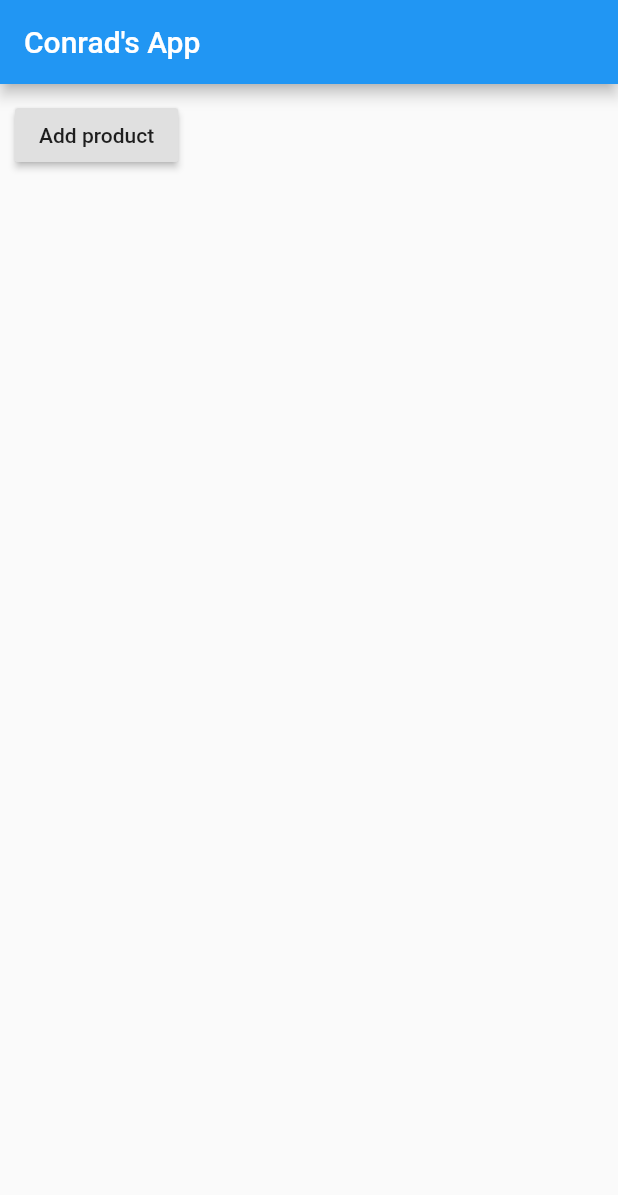
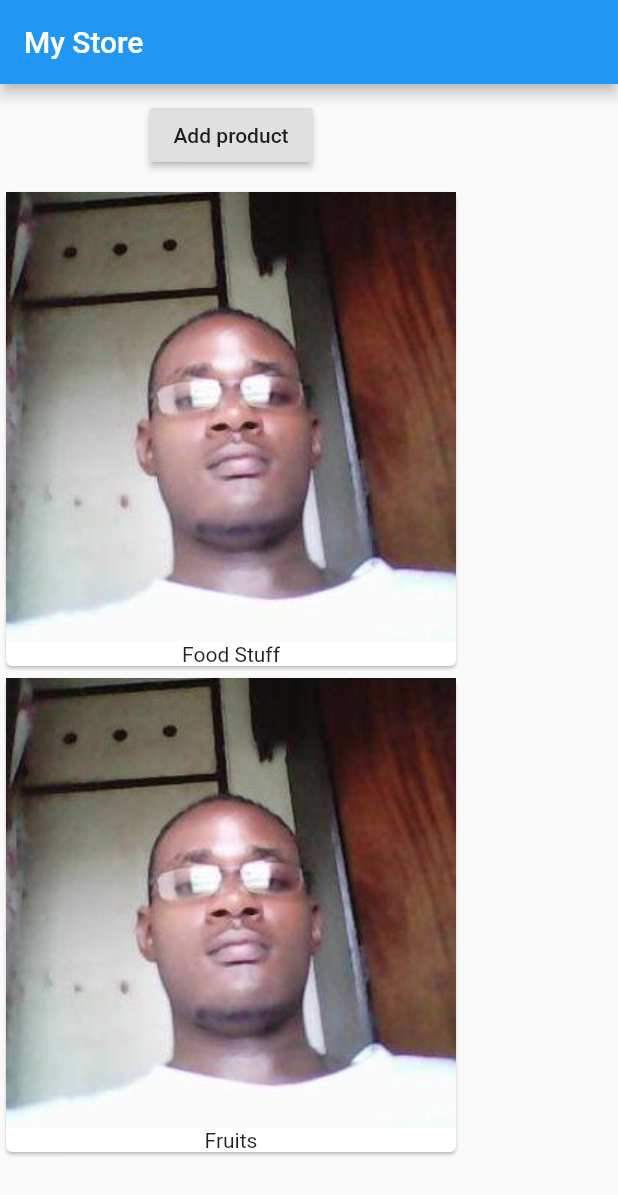
Before and after one commit to conrad96/flutter_app, a Flutter app: the screen it shows after launch, after a tap on "Add product", on a phone screen of 412 x 824 dp. Shown: the top 1195 px of the screen. Run offline on Flutter 3.47's test engine with Material 2 defaults, Android fonts, the phone set to English and light mode, and no system bars.

Commit message:
added class for product manager stateful

```diff
--- a/lib/main.dart
+++ b/lib/main.dart
@@ -1,44 +1,24 @@
 import 'package:flutter/material.dart';
+import './product_manager.dart';
 
 //void main() => runApp(MyApp());
+
 main()
   {
     runApp(MyApp());
   }
-  class MyApp extends StatefulWidget
+
+  class MyApp extends StatelessWidget
   {
     @override
-     State<StatefulWidget> createState(){
-        return _MyApp();
-    }
-  }
-
-  class _MyApp extends State<MyApp>{
-
-    List<String> _products=["Food Stuff"];
-
-     Widget  build(context)
+     Widget  build(BuildContext context)
     {
       return MaterialApp(
           home: Scaffold(
             appBar: AppBar(
-            title: Text("Conrad's App"),
+              title: Text("My Store"),
             ),//appBar
-          body: Column(
-            children: [
-              Container(
-              margin: EdgeInsets.all(10.0),
-              child: RaisedButton(
-              onPressed: () {
-                setState((){
-                  _products.add("Fruits");
-                });
-
-              },
-            child: Text("Add product")
-                ),
-              ),
-            ] )
+            body: ProductManager(),
             ),//scaffold
         );
 
--- /dev/null
+++ b/lib/product_manager.dart
@@ -0,0 +1,35 @@
+import "package:flutter/material.dart";
+import "./products.dart";
+class ProductManager extends StatefulWidget{
+
+  @override
+  State<StatefulWidget> createState() {
+    // TODO: implement createState
+    return _ProductManager();
+  }
+
+}
+
+class _ProductManager extends State<ProductManager>{
+  List<String> _products=["Food Stuff"];
+
+  @override
+  Widget build(BuildContext context) {
+    // TODO: implement build
+    return Column(children:
+        [Container(
+        margin: EdgeInsets.all(10.0),
+        child: RaisedButton(
+          onPressed: () {
+            setState((){
+              _products.add("Fruits");
+            });
+
+          },
+          child: Text("Add product")
+      ),
+    ),
+    Products(_products),
+        ],);
+  }
+}
```
Lines whose indentation alone changed are shown as unchanged.
